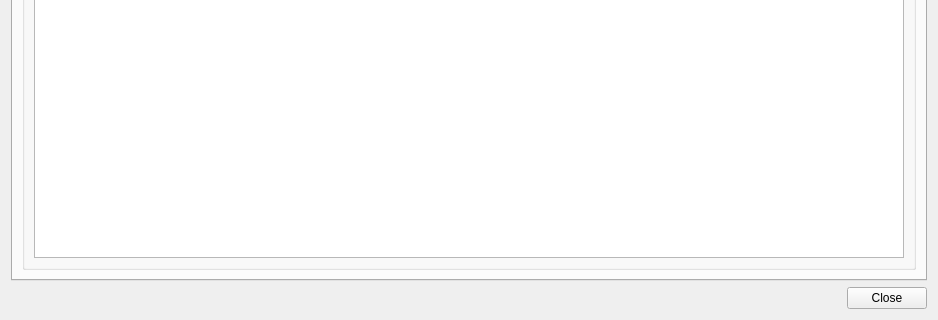
This is src/gui/SettingsDialog.ui in eringerli/QtOpenGuidance as Qt 5 draws it before an edit; both pictures show x 0 to 938 and y 346 to 666 of the 938 by 666 pixel window. The edited form follows.
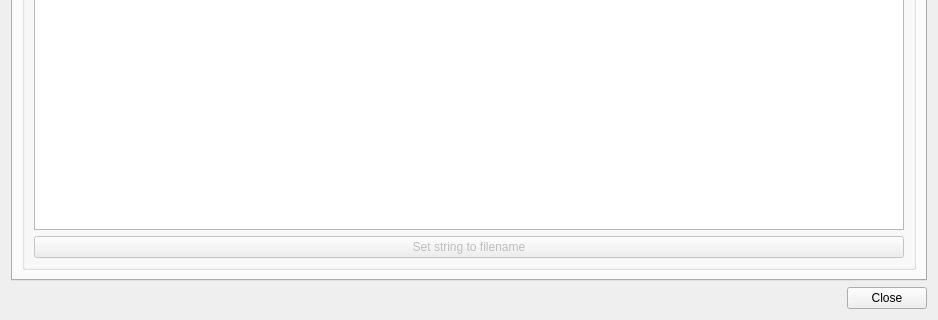
This is the edited form. The open tabs and pages were chosen to show the change. Icons and pictures are not drawn. Custom widgets are drawn as their Qt base class.

Commit message: Added convinience button to set the string to a filename in the config

Patch:
```diff
--- a/src/gui/SettingsDialog.ui
+++ b/src/gui/SettingsDialog.ui
@@ -227,6 +227,16 @@
               </property>
              </widget>
             </item>
+            <item>
+             <widget class="QPushButton" name="pbSetStringToFilename">
+              <property name="enabled">
+               <bool>false</bool>
+              </property>
+              <property name="text">
+               <string>Set string to filename</string>
+              </property>
+             </widget>
+            </item>
            </layout>
           </widget>
          </item>
```
The commit also changes 2 other files.
